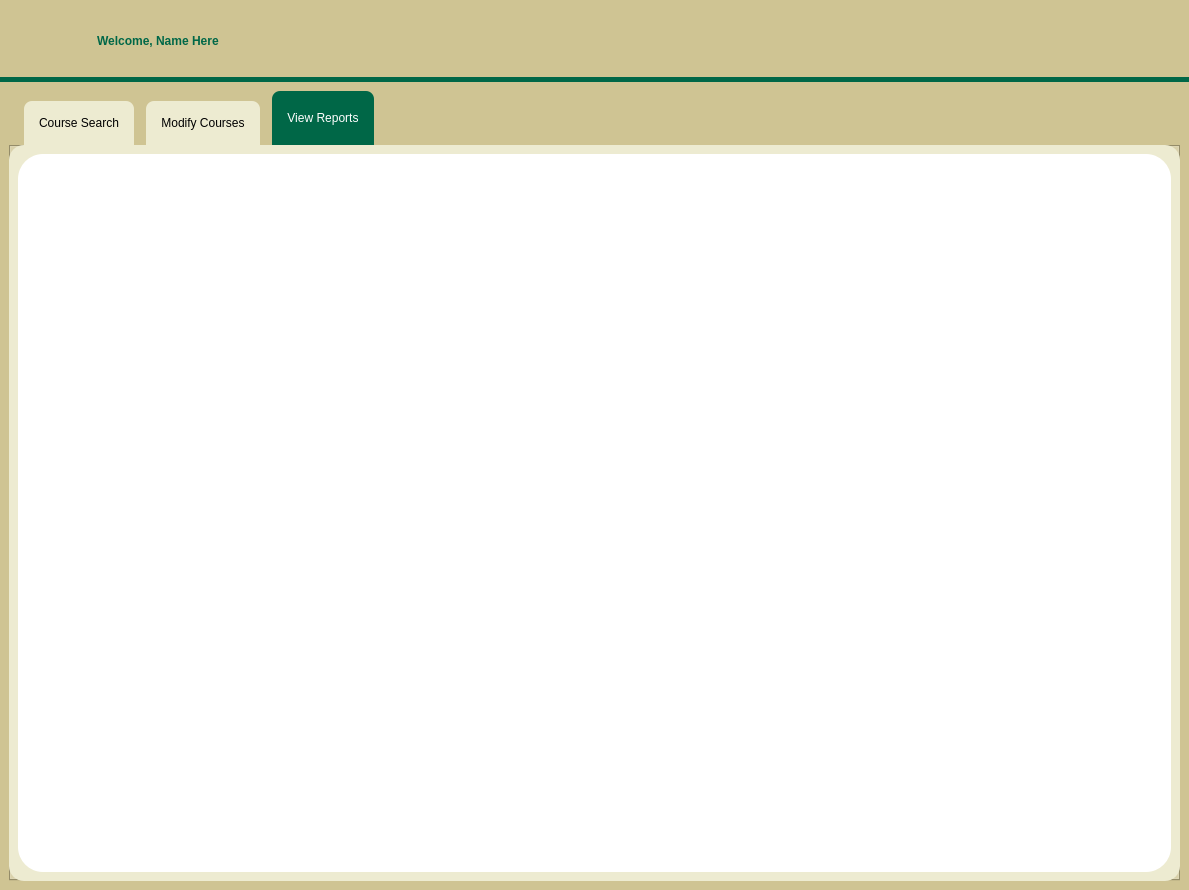
Before: the Qt Designer form administratordisplay.ui in RyanLewis155/College-Portal-Project, drawn with Qt 5.
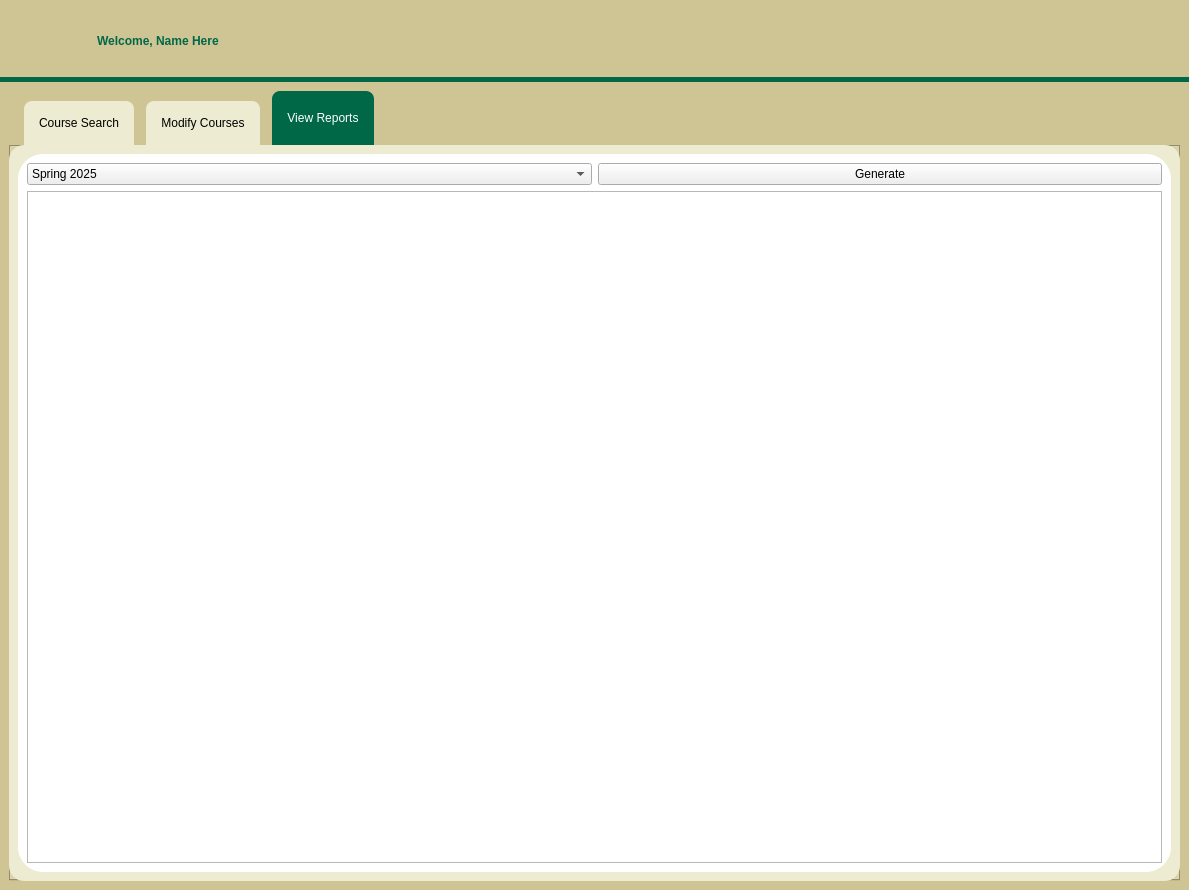
After: the same form once the commit is applied. Icons and pictures are not drawn.

The edit to the form file:
```diff
--- a/administratordisplay.ui
+++ b/administratordisplay.ui
@@ -10,6 +10,12 @@
     <height>890</height>
    </rect>
   </property>
+  <property name="sizePolicy">
+   <sizepolicy hsizetype="MinimumExpanding" vsizetype="MinimumExpanding">
+    <horstretch>0</horstretch>
+    <verstretch>0</verstretch>
+   </sizepolicy>
+  </property>
   <property name="windowTitle">
    <string>Form</string>
   </property>
@@ -247,7 +253,37 @@
 	border-radius: 25px;
 }</string>
             </property>
-            <layout class="QGridLayout" name="gridLayout_8"/>
+            <layout class="QGridLayout" name="gridLayout_8">
+             <item row="0" column="0">
+              <widget class="QComboBox" name="comboBox_term">
+               <item>
+                <property name="text">
+                 <string>Spring 2025</string>
+                </property>
+               </item>
+               <item>
+                <property name="text">
+                 <string>Fall 2025</string>
+                </property>
+               </item>
+               <item>
+                <property name="text">
+                 <string>Spring 2026</string>
+                </property>
+               </item>
+              </widget>
+             </item>
+             <item row="0" column="1">
+              <widget class="QPushButton" name="pushButton_generate">
+               <property name="text">
+                <string>Generate</string>
+               </property>
+              </widget>
+             </item>
+             <item row="1" column="0" colspan="2">
+              <widget class="QTableView" name="tableView_results"/>
+             </item>
+            </layout>
            </widget>
           </item>
          </layout>
```
